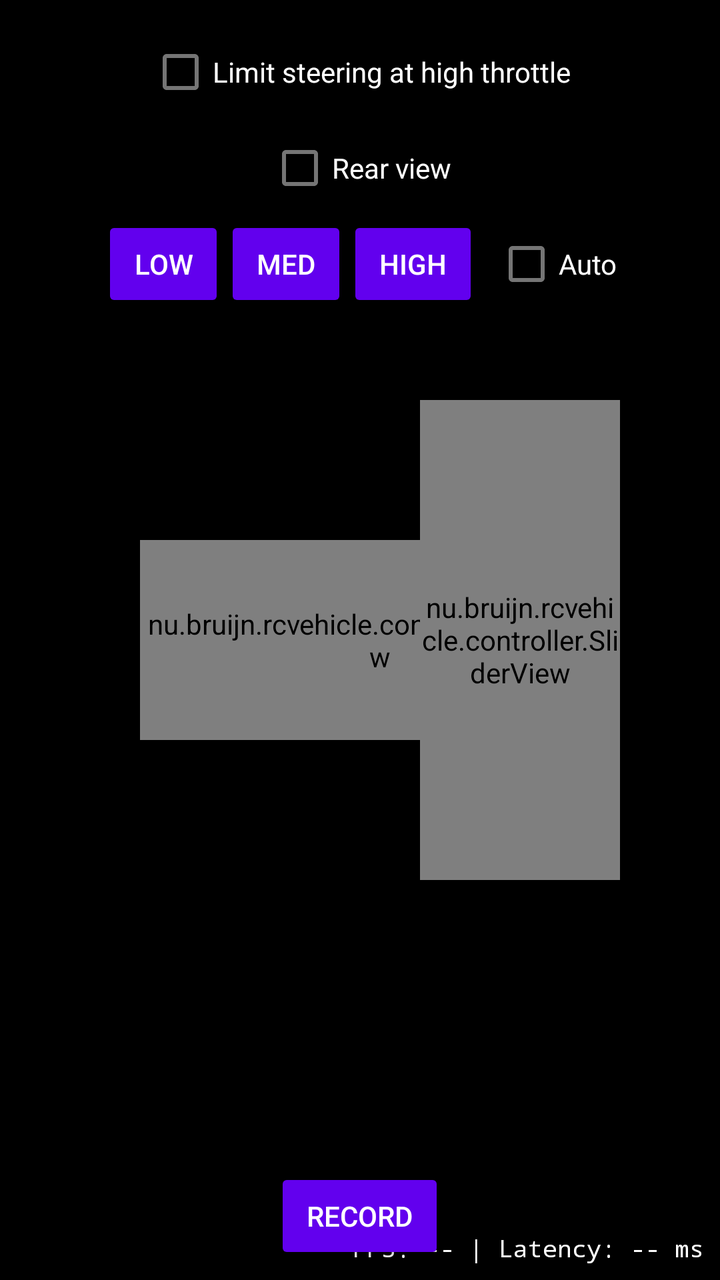
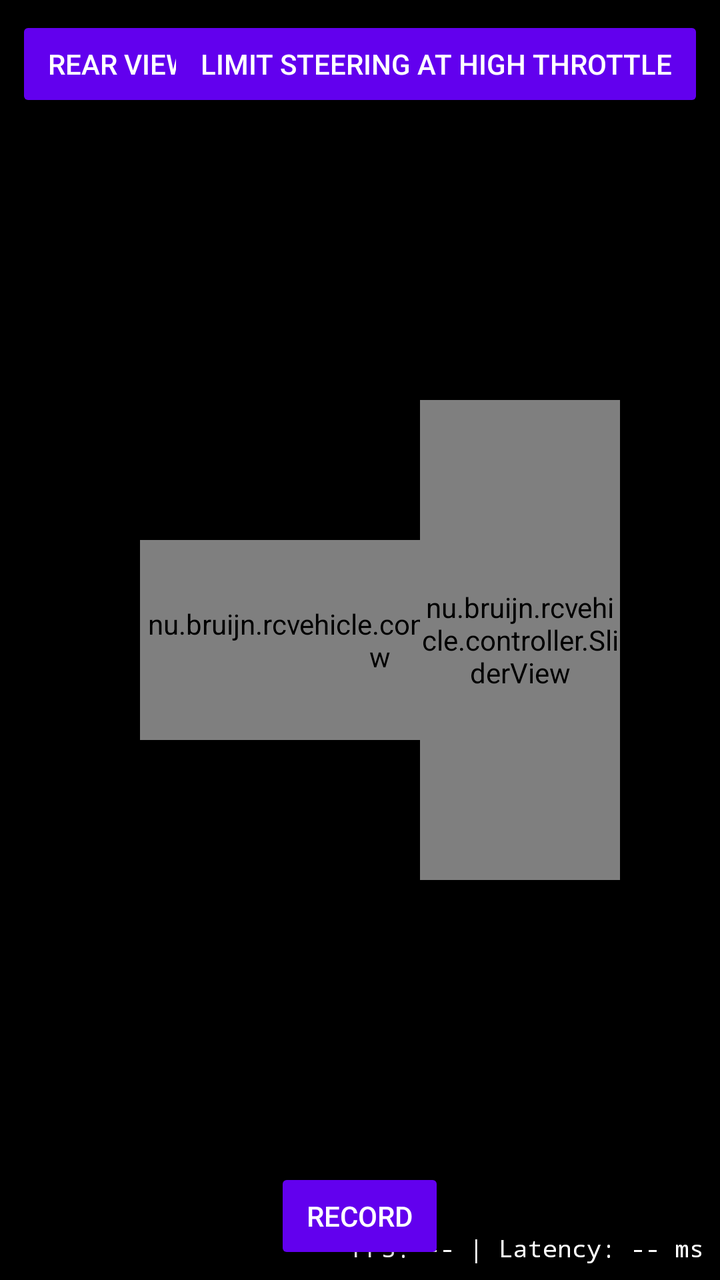

The first picture is an Android layout as it rendered before a commit; the second is the same layout after the commit. The layout source and the unified diff follow.
<!-- AndroidManifest.xml: application theme Theme.RcVehicle -->
<!-- res/layout/activity_controller_drive.xml -->
<?xml version="1.0" encoding="utf-8"?>
<FrameLayout xmlns:android="http://schemas.android.com/apk/res/android"
    android:id="@+id/videoContainer"
    android:layout_width="match_parent"
    android:layout_height="match_parent"
    android:background="@android:color/black">

    
    <TextureView
        android:id="@+id/textureVideo"
        android:layout_width="match_parent"
        android:layout_height="match_parent"
        android:layout_gravity="center" />

    
    <nu.bruijn.rcvehicle.controller.SliderView
        android:id="@+id/sliderSteer"
        android:layout_width="240dp"
        android:layout_height="100dp"
        android:layout_gravity="center_vertical|start"
        android:layout_marginStart="70dp" />

    
    <nu.bruijn.rcvehicle.controller.SliderView
        android:id="@+id/sliderThrottle"
        android:layout_width="100dp"
        android:layout_height="240dp"
        android:layout_gravity="center_vertical|end"
        android:layout_marginEnd="50dp" />

    
    <TextView
        android:id="@+id/textConnectionWarning"
        android:layout_width="wrap_content"
        android:layout_height="wrap_content"
        android:layout_gravity="bottom|center_horizontal"
        android:layout_marginBottom="24dp"
        android:textColor="#FFEB3B"
        android:textStyle="bold"
        android:background="#AA000000"
        android:padding="8dp" />

    <LinearLayout
        android:layout_width="wrap_content"
        android:layout_height="wrap_content"
        android:layout_gravity="top|center_horizontal"
        android:layout_marginTop="12dp"
        android:orientation="vertical"
        android:gravity="center_horizontal">

        <CheckBox
            android:id="@+id/checkSteerLimit"
            android:layout_width="wrap_content"
            android:layout_height="wrap_content"
            android:textColor="@android:color/white"
            android:text="@string/controller_steer_limit" />

        
        <CheckBox
            android:id="@+id/checkRearView"
            android:layout_width="wrap_content"
            android:layout_height="wrap_content"
            android:textColor="@android:color/white"
            android:text="@string/controller_rear_view" />

        
        <LinearLayout
            android:layout_width="wrap_content"
            android:layout_height="wrap_content"
            android:orientation="horizontal"
            android:gravity="center_vertical">

            <Button
                android:id="@+id/buttonQualityLow"
                style="?android:attr/buttonStyleSmall"
                android:layout_width="wrap_content"
                android:layout_height="wrap_content"
                android:text="@string/controller_quality_low" />

            <Button
                android:id="@+id/buttonQualityMedium"
                style="?android:attr/buttonStyleSmall"
                android:layout_width="wrap_content"
                android:layout_height="wrap_content"
                android:text="@string/controller_quality_medium" />

            <Button
                android:id="@+id/buttonQualityHigh"
                style="?android:attr/buttonStyleSmall"
                android:layout_width="wrap_content"
                android:layout_height="wrap_content"
                android:text="@string/controller_quality_high" />

            <CheckBox
                android:id="@+id/checkAutoQuality"
                android:layout_width="wrap_content"
                android:layout_height="wrap_content"
                android:layout_marginStart="8dp"
                android:textColor="@android:color/white"
                android:text="@string/controller_quality_auto" />
        </LinearLayout>
    </LinearLayout>

    
    <TextView
        android:id="@+id/textRtcLog"
        android:layout_width="wrap_content"
        android:layout_height="wrap_content"
        android:layout_gravity="bottom|start"
        android:layout_margin="8dp"
        android:fontFamily="monospace"
        android:textSize="10sp"
        android:textColor="@android:color/white"
        android:maxLines="4" />

    <TextView
        android:id="@+id/textDebugOverlay"
        android:layout_width="wrap_content"
        android:layout_height="wrap_content"
        android:layout_gravity="bottom|end"
        android:layout_margin="8dp"
        android:fontFamily="monospace"
        android:textSize="12sp"
        android:textColor="@android:color/white"
        android:text="FPS: -- | Latency: -- ms" />

    <Button
        android:id="@+id/buttonRecord"
        style="?android:attr/buttonStyleSmall"
        android:layout_width="wrap_content"
        android:layout_height="wrap_content"
        android:layout_gravity="bottom|center_horizontal"
        android:layout_marginBottom="8dp"
        android:text="@string/controller_record" />

</FrameLayout>
<!-- resources referenced by this layout -->
<resources>
  <string name="controller_quality_auto">Auto</string>
  <string name="controller_quality_high">High</string>
  <string name="controller_quality_low">Low</string>
  <string name="controller_quality_medium">Med</string>
  <string name="controller_rear_view">Rear view</string>
  <string name="controller_record">Record</string>
  <string name="controller_steer_limit">Limit steering at high throttle</string>
  <style name="Theme.RcVehicle" parent="Theme.MaterialComponents.DayNight.NoActionBar" />
</resources>

<!-- the commit's change to res/layout/activity_controller_drive.xml (unified diff, before → after) -->
@@ -40,65 +40,64 @@
         android:background="#AA000000"
         android:padding="8dp" />
 
+    
+    <Button
+        android:id="@+id/buttonRearView"
+        style="?android:attr/buttonStyleSmall"
+        android:layout_width="wrap_content"
+        android:layout_height="wrap_content"
+        android:layout_gravity="top|start"
+        android:layout_margin="8dp"
+        android:text="@string/controller_rear_view" />
+
+    <Button
+        android:id="@+id/buttonSteerLimit"
+        style="?android:attr/buttonStyleSmall"
+        android:layout_width="wrap_content"
+        android:layout_height="wrap_content"
+        android:layout_gravity="top|end"
+        android:layout_margin="8dp"
+        android:text="@string/controller_steer_limit" />
+
+    
     <LinearLayout
+        android:id="@+id/qualitySection"
         android:layout_width="wrap_content"
         android:layout_height="wrap_content"
         android:layout_gravity="top|center_horizontal"
         android:layout_marginTop="12dp"
-        android:orientation="vertical"
-        android:gravity="center_horizontal">
+        android:orientation="horizontal"
+        android:gravity="center_vertical"
+        android:visibility="gone">
+
+        <Button
+            android:id="@+id/buttonQualityLow"
+            style="?android:attr/buttonStyleSmall"
+            android:layout_width="wrap_content"
+            android:layout_height="wrap_content"
+            android:text="@string/controller_quality_low" />
+
+        <Button
+            android:id="@+id/buttonQualityMedium"
+            style="?android:attr/buttonStyleSmall"
+            android:layout_width="wrap_content"
+            android:layout_height="wrap_content"
+            android:text="@string/controller_quality_medium" />
+
+        <Button
+            android:id="@+id/buttonQualityHigh"
+            style="?android:attr/buttonStyleSmall"
+            android:layout_width="wrap_content"
+            android:layout_height="wrap_content"
+            android:text="@string/controller_quality_high" />
 
         <CheckBox
-            android:id="@+id/checkSteerLimit"
+            android:id="@+id/checkAutoQuality"
             android:layout_width="wrap_content"
             android:layout_height="wrap_content"
+            android:layout_marginStart="8dp"
             android:textColor="@android:color/white"
-            android:text="@string/controller_steer_limit" />
-
-        
-        <CheckBox
-            android:id="@+id/checkRearView"
-            android:layout_width="wrap_content"
-            android:layout_height="wrap_content"
-            android:textColor="@android:color/white"
-            android:text="@string/controller_rear_view" />
-
-        
-        <LinearLayout
-            android:layout_width="wrap_content"
-            android:layout_height="wrap_content"
-            android:orientation="horizontal"
-            android:gravity="center_vertical">
-
-            <Button
-                android:id="@+id/buttonQualityLow"
-                style="?android:attr/buttonStyleSmall"
-                android:layout_width="wrap_content"
-                android:layout_height="wrap_content"
-                android:text="@string/controller_quality_low" />
-
-            <Button
-                android:id="@+id/buttonQualityMedium"
-                style="?android:attr/buttonStyleSmall"
-                android:layout_width="wrap_content"
-                android:layout_height="wrap_content"
-                android:text="@string/controller_quality_medium" />
-
-            <Button
-                android:id="@+id/buttonQualityHigh"
-                style="?android:attr/buttonStyleSmall"
-                android:layout_width="wrap_content"
-                android:layout_height="wrap_content"
-                android:text="@string/controller_quality_high" />
-
-            <CheckBox
-                android:id="@+id/checkAutoQuality"
-                android:layout_width="wrap_content"
-                android:layout_height="wrap_content"
-                android:layout_marginStart="8dp"
-                android:textColor="@android:color/white"
-                android:text="@string/controller_quality_auto" />
-        </LinearLayout>
+            android:text="@string/controller_quality_auto" />
     </LinearLayout>
 
     
